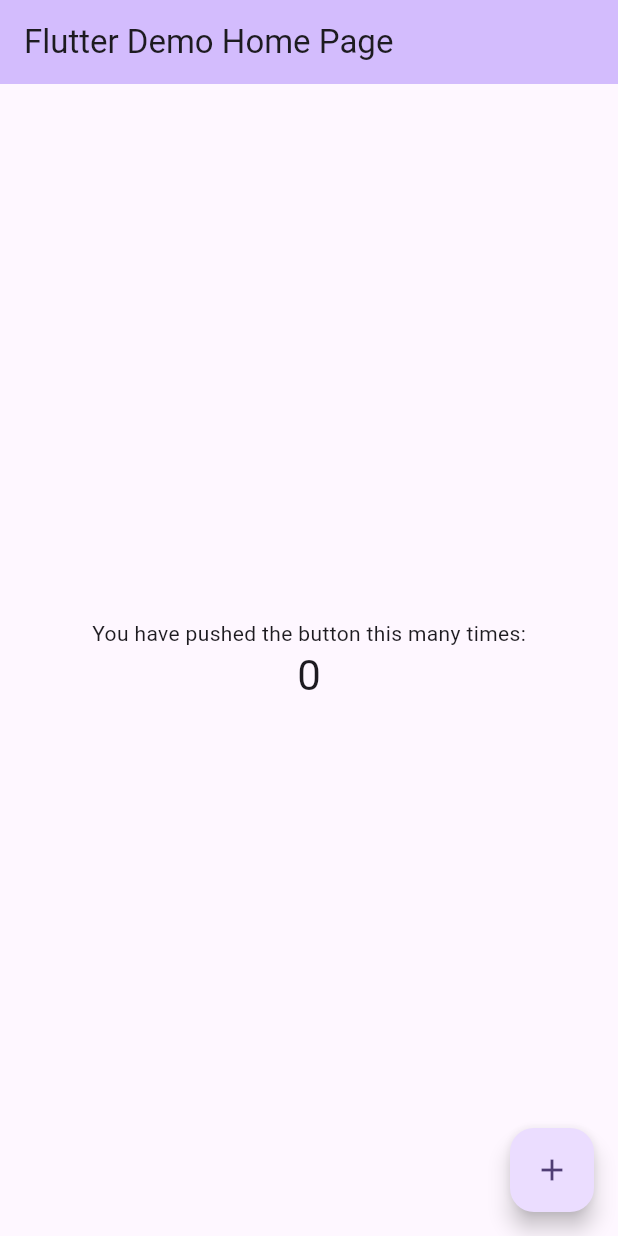
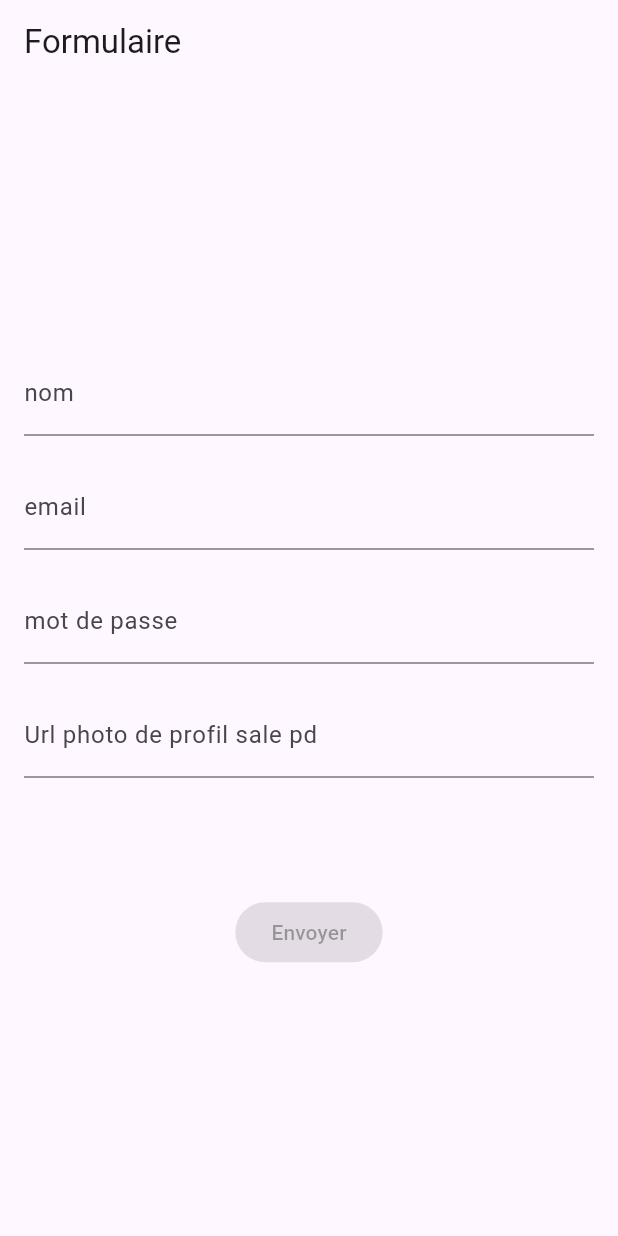
Before and after one commit to Traylen/ChevalDeTroie, a Flutter app: the screen it shows after launch, on a phone screen of 412 x 824 dp. Run offline on Flutter 3.47's test engine with Material 3 defaults, Android fonts, the phone set to English and light mode, and no system bars; statements that could not run were skipped.

Commit message:
Login/Register presque fini gars

```diff
--- a/lib/main.dart
+++ b/lib/main.dart
@@ -1,3 +1,5 @@
+import 'package:chevaldetroie/view/login.dart';
+import 'package:chevaldetroie/view/register.dart';
 import 'package:flutter/material.dart';
 
 void main() {
@@ -31,7 +33,7 @@ class MyApp extends StatelessWidget {
         colorScheme: ColorScheme.fromSeed(seedColor: Colors.deepPurple),
         useMaterial3: true,
       ),
-      home: const MyHomePage(title: 'Flutter Demo Home Page'),
+      home: RegisterPage(),
     );
   }
 }
--- a/lib/view/login.dart
+++ b/lib/view/login.dart
@@ -1,24 +1,22 @@
 import 'package:flutter/material.dart';
 
-class MyApp extends StatelessWidget {
-  @override
-  Widget build(BuildContext context) {
-    return MaterialApp(
-      title: 'login',
-      theme: ThemeData(
-        primarySwatch: Colors.blue,
-      ),
-      home: FormPage(),
-    );
-  }
-}
 
-class FormPage extends StatefulWidget {
+class LoginPage extends StatefulWidget {
   @override
   _FormPageState createState() => _FormPageState();
 }
 
-class _FormPageState extends State<FormPage> {
+final TextEditingController _emailController = TextEditingController();
+final TextEditingController _pswdController = TextEditingController();
+
+final List<String> _labelText = [
+    'Email',
+    'Password',
+  ];
+
+
+
+class _FormPageState extends State<LoginPage> {
   final _formKey = GlobalKey<FormState>();
 
   @override
@@ -37,7 +35,8 @@ class _FormPageState extends State<FormPage> {
               children: [
                 SizedBox(height: 20),
                 TextFormField(
-                  decoration: InputDecoration(labelText: 'email'),
+                  controller: _emailController,
+                  decoration: InputDecoration(labelText: 'Email'),
                   validator: (value) {
                     if (value == null || value.isEmpty) {
                       return 'Veuillez remplir ce champ';
@@ -47,7 +46,8 @@ class _FormPageState extends State<FormPage> {
                 ),
                 SizedBox(height: 20),
                 TextFormField(
-                  decoration: InputDecoration(labelText: 'mot de passe'),
+                  controller: _pswdController,
+                  decoration: InputDecoration(labelText: 'Mot de passe'),
                   validator: (value) {
                     if (value == null || value.isEmpty) {
                       return 'Veuillez remplir ce champ';
@@ -55,7 +55,9 @@ class _FormPageState extends State<FormPage> {
                     return null;
                   },
                 ),
-                ElevatedButton(
+                Padding(
+                  padding: const EdgeInsets.only(top: 79),
+                  child: ElevatedButton(
                     onPressed: () {
                       if (_formKey.currentState!.validate()) {
                         ScaffoldMessenger.of(context).showSnackBar(
@@ -63,7 +65,8 @@ class _FormPageState extends State<FormPage> {
                         );
                       }
                     },
-                  child: Text('connection'),
+                    child: Text('Connection'),
+                  ),
                 ),
               ],
             ),
--- a/lib/view/register.dart
+++ b/lib/view/register.dart
@@ -0,0 +1,91 @@
+import 'package:flutter/material.dart';
+
+final TextEditingController _emailController = TextEditingController();
+final TextEditingController _pswdController = TextEditingController();
+final TextEditingController _nameController = TextEditingController();
+final TextEditingController _PPController = TextEditingController();
+
+final List<String> _labelText = [
+    'Name'
+    'Email',
+    'Password',
+    'PPUrl'
+  ];
+
+class RegisterPage extends StatefulWidget {
+  @override
+  _RegisterPageState createState() => _RegisterPageState();
+}
+
+class _RegisterPageState extends State<RegisterPage> {
+  final _formKey = GlobalKey<FormState>();
+
+  @override
+  Widget build(BuildContext context) {
+    return Scaffold(
+      appBar: AppBar(
+        title: Text('Formulaire'),
+      ),
+      body: Center(
+        child: SingleChildScrollView(
+          padding: EdgeInsets.all(16.0),
+          child: Form(
+            key: _formKey,
+            child: Column(
+              mainAxisAlignment: MainAxisAlignment.center,
+              children: [
+                TextFormField(
+                  controller: _nameController,
+                  decoration: InputDecoration(labelText: 'nom'),
+                  validator: (value) {
+                    if (value == null || value.isEmpty) {
+                      return 'Veuillez remplir ce champ';
+                    }
+                    return null;
+                  },
+                ),
+                SizedBox(height: 20),
+                TextFormField(
+                  controller: _emailController,
+                  decoration: InputDecoration(labelText: 'email'),
+                  validator: (value) {
+                    if (value == null || value.isEmpty) {
+                      return 'Veuillez remplir ce champ';
+                    }
+                    return null;
+                  },
+                ),
+                SizedBox(height: 20),
+                TextFormField(
+                  controller: _pswdController,
+                  decoration: InputDecoration(labelText: 'mot de passe'),
+                  validator: (value) {
+                    if (value == null || value.isEmpty) {
+                      return 'Veuillez remplir ce champ';
+                    }
+                    return null;
+                  },
+                ),
+                SizedBox(height: 20),
+                TextFormField(
+                  controller: _PPController,
+                  decoration: InputDecoration(labelText: 'Url photo de profil sale pd'),
+                  validator: (value) {
+                    if (value == null || value.isEmpty) {
+                      return 'Veuillez remplir ce champ';
+                    }
+                    return null;
+                  },
+                ),
+                Padding(
+                  padding: const EdgeInsets.only(top: 79),
+                  child: ElevatedButton(onPressed: (){Users controller}, child: Text("Envoyer")),
+                )
+              ],
+            ),
+          ),
+        ),
+      ),
+    );
+  }
+}
```
Lines whose indentation alone changed are shown as unchanged.
